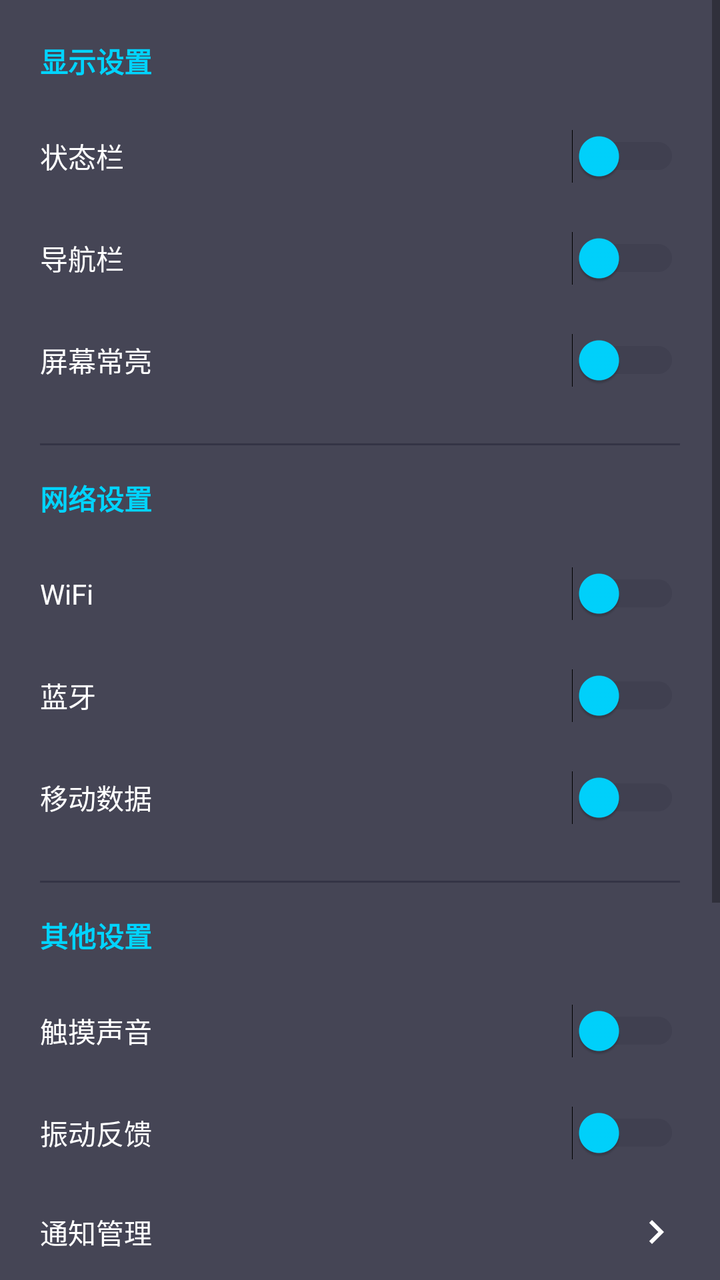
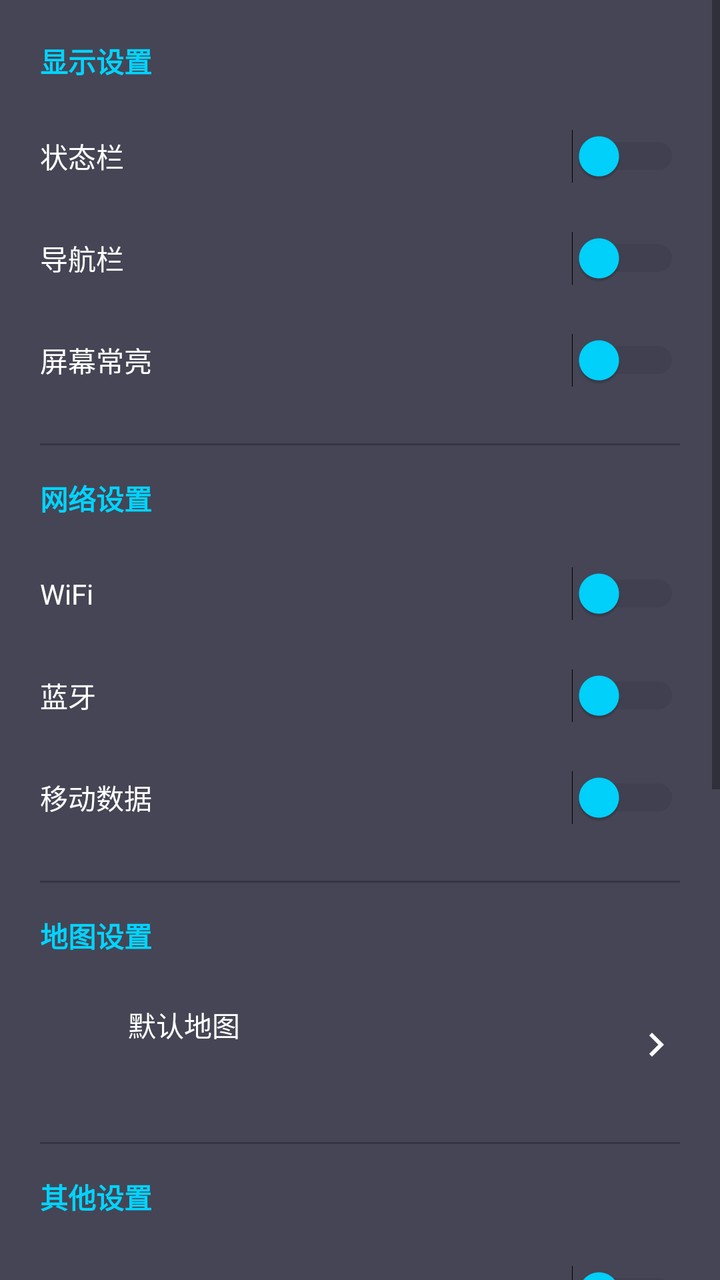

Compare the two renders of this Android layout. The source of the first and the diff that turns it into the second are given below.
<!-- AndroidManifest.xml: application theme Theme.YouthUI -->
<!-- res/layout/fragment_settings_system.xml -->
<?xml version="1.0" encoding="utf-8"?>
<LinearLayout xmlns:android="http://schemas.android.com/apk/res/android"
    android:layout_width="match_parent"
    android:layout_height="match_parent"
    android:orientation="vertical"
    android:background="@color/dark_tech_bg"
    android:padding="0dp">

    <ScrollView
        android:layout_width="match_parent"
        android:layout_height="match_parent"
        android:fillViewport="true">

        <LinearLayout
            android:layout_width="match_parent"
            android:layout_height="wrap_content"
            android:orientation="vertical"
            android:padding="20dp">

            
            <TextView
                android:layout_width="match_parent"
                android:layout_height="wrap_content"
                android:text="显示设置"
                android:textSize="14sp"
                android:textColor="@color/dark_tech_accent"
                android:textStyle="bold"
                android:paddingBottom="12dp" />

            <LinearLayout
                android:layout_width="match_parent"
                android:layout_height="wrap_content"
                android:orientation="horizontal"
                android:gravity="center_vertical"
                android:paddingVertical="12dp">

                <TextView
                    android:layout_width="0dp"
                    android:layout_height="wrap_content"
                    android:layout_weight="1"
                    android:text="状态栏"
                    android:textSize="14sp"
                    android:textColor="@color/dark_tech_text" />

                <Switch
                    android:id="@+id/switch_show_statusbar"
                    android:layout_width="wrap_content"
                    android:layout_height="wrap_content"
                    android:thumbTint="@color/dark_tech_accent"
                    android:trackTint="@color/dark_tech_bg_light" />
            </LinearLayout>

            <LinearLayout
                android:layout_width="match_parent"
                android:layout_height="wrap_content"
                android:orientation="horizontal"
                android:gravity="center_vertical"
                android:paddingVertical="12dp">

                <TextView
                    android:layout_width="0dp"
                    android:layout_height="wrap_content"
                    android:layout_weight="1"
                    android:text="导航栏"
                    android:textSize="14sp"
                    android:textColor="@color/dark_tech_text" />

                <Switch
                    android:id="@+id/switch_show_navbar"
                    android:layout_width="wrap_content"
                    android:layout_height="wrap_content"
                    android:thumbTint="@color/dark_tech_accent"
                    android:trackTint="@color/dark_tech_bg_light" />
            </LinearLayout>

            <LinearLayout
                android:layout_width="match_parent"
                android:layout_height="wrap_content"
                android:orientation="horizontal"
                android:gravity="center_vertical"
                android:paddingVertical="12dp">

                <TextView
                    android:layout_width="0dp"
                    android:layout_height="wrap_content"
                    android:layout_weight="1"
                    android:text="屏幕常亮"
                    android:textSize="14sp"
                    android:textColor="@color/dark_tech_text" />

                <Switch
                    android:id="@+id/switch_keep_screen_on"
                    android:layout_width="wrap_content"
                    android:layout_height="wrap_content"
                    android:thumbTint="@color/dark_tech_accent"
                    android:trackTint="@color/dark_tech_bg_light" />
            </LinearLayout>

            <View
                android:layout_width="match_parent"
                android:layout_height="1dp"
                android:background="@color/dark_tech_bg_light"
                android:layout_marginVertical="16dp" />

            
            <TextView
                android:layout_width="match_parent"
                android:layout_height="wrap_content"
                android:text="网络设置"
                android:textSize="14sp"
                android:textColor="@color/dark_tech_accent"
                android:textStyle="bold"
                android:paddingBottom="12dp" />

            <LinearLayout
                android:layout_width="match_parent"
                android:layout_height="wrap_content"
                android:orientation="horizontal"
                android:gravity="center_vertical"
                android:paddingVertical="12dp">

                <TextView
                    android:layout_width="0dp"
                    android:layout_height="wrap_content"
                    android:layout_weight="1"
                    android:text="WiFi"
                    android:textSize="14sp"
                    android:textColor="@color/dark_tech_text" />

                <Switch
                    android:id="@+id/switch_wifi"
                    android:layout_width="wrap_content"
                    android:layout_height="wrap_content"
                    android:thumbTint="@color/dark_tech_accent"
                    android:trackTint="@color/dark_tech_bg_light" />
            </LinearLayout>

            <LinearLayout
                android:layout_width="match_parent"
                android:layout_height="wrap_content"
                android:orientation="horizontal"
                android:gravity="center_vertical"
                android:paddingVertical="12dp">

                <TextView
                    android:layout_width="0dp"
                    android:layout_height="wrap_content"
                    android:layout_weight="1"
                    android:text="蓝牙"
                    android:textSize="14sp"
                    android:textColor="@color/dark_tech_text" />

                <Switch
                    android:id="@+id/switch_bluetooth"
                    android:layout_width="wrap_content"
                    android:layout_height="wrap_content"
                    android:thumbTint="@color/dark_tech_accent"
                    android:trackTint="@color/dark_tech_bg_light" />
            </LinearLayout>

            <LinearLayout
                android:layout_width="match_parent"
                android:layout_height="wrap_content"
                android:orientation="horizontal"
                android:gravity="center_vertical"
                android:paddingVertical="12dp">

                <TextView
                    android:layout_width="0dp"
                    android:layout_height="wrap_content"
                    android:layout_weight="1"
                    android:text="移动数据"
                    android:textSize="14sp"
                    android:textColor="@color/dark_tech_text" />

                <Switch
                    android:id="@+id/switch_mobile_data"
                    android:layout_width="wrap_content"
                    android:layout_height="wrap_content"
                    android:thumbTint="@color/dark_tech_accent"
                    android:trackTint="@color/dark_tech_bg_light" />
            </LinearLayout>

            <View
                android:layout_width="match_parent"
                android:layout_height="1dp"
                android:background="@color/dark_tech_bg_light"
                android:layout_marginVertical="16dp" />

            
            <TextView
                android:layout_width="match_parent"
                android:layout_height="wrap_content"
                android:text="其他设置"
                android:textSize="14sp"
                android:textColor="@color/dark_tech_accent"
                android:textStyle="bold"
                android:paddingBottom="12dp" />

            <LinearLayout
                android:layout_width="match_parent"
                android:layout_height="wrap_content"
                android:orientation="horizontal"
                android:gravity="center_vertical"
                android:paddingVertical="12dp">

                <TextView
                    android:layout_width="0dp"
                    android:layout_height="wrap_content"
                    android:layout_weight="1"
                    android:text="触摸声音"
                    android:textSize="14sp"
                    android:textColor="@color/dark_tech_text" />

                <Switch
                    android:id="@+id/switch_touch_sound"
                    android:layout_width="wrap_content"
                    android:layout_height="wrap_content"
                    android:thumbTint="@color/dark_tech_accent"
                    android:trackTint="@color/dark_tech_bg_light" />
            </LinearLayout>

            <LinearLayout
                android:layout_width="match_parent"
                android:layout_height="wrap_content"
                android:orientation="horizontal"
                android:gravity="center_vertical"
                android:paddingVertical="12dp">

                <TextView
                    android:layout_width="0dp"
                    android:layout_height="wrap_content"
                    android:layout_weight="1"
                    android:text="振动反馈"
                    android:textSize="14sp"
                    android:textColor="@color/dark_tech_text" />

                <Switch
                    android:id="@+id/switch_vibration"
                    android:layout_width="wrap_content"
                    android:layout_height="wrap_content"
                    android:thumbTint="@color/dark_tech_accent"
                    android:trackTint="@color/dark_tech_bg_light" />
            </LinearLayout>

            <LinearLayout
                android:layout_width="match_parent"
                android:layout_height="wrap_content"
                android:orientation="horizontal"
                android:gravity="center_vertical"
                android:paddingVertical="12dp">

                <TextView
                    android:layout_width="0dp"
                    android:layout_height="wrap_content"
                    android:layout_weight="1"
                    android:text="通知管理"
                    android:textSize="14sp"
                    android:textColor="@color/dark_tech_text" />

                <ImageView
                    android:layout_width="24dp"
                    android:layout_height="24dp"
                    android:src="@drawable/ic_arrow_right_white"
                    android:contentDescription="进入" />
            </LinearLayout>

            <LinearLayout
                android:layout_width="match_parent"
                android:layout_height="wrap_content"
                android:orientation="horizontal"
                android:gravity="center_vertical"
                android:paddingVertical="12dp">

                <TextView
                    android:layout_width="0dp"
                    android:layout_height="wrap_content"
                    android:layout_weight="1"
                    android:text="应用权限"
                    android:textSize="14sp"
                    android:textColor="@color/dark_tech_text" />

                <ImageView
                    android:layout_width="24dp"
                    android:layout_height="24dp"
                    android:src="@drawable/ic_arrow_right_white"
                    android:contentDescription="进入" />
            </LinearLayout>

            <View
                android:layout_width="match_parent"
                android:layout_height="1dp"
                android:background="@color/dark_tech_bg_light"
                android:layout_marginVertical="16dp" />

            
            <TextView
                android:layout_width="match_parent"
                android:layout_height="wrap_content"
                android:text="系统工具"
                android:textSize="14sp"
                android:textColor="@color/dark_tech_accent"
                android:textStyle="bold"
                android:paddingBottom="12dp" />

            <LinearLayout
                android:id="@+id/layout_adb_permission"
                android:layout_width="match_parent"
                android:layout_height="wrap_content"
                android:orientation="horizontal"
                android:gravity="center_vertical"
                android:paddingVertical="12dp"
                android:background="?attr/selectableItemBackground"
                android:clickable="true"
                android:focusable="true">

                <LinearLayout
                    android:layout_width="0dp"
                    android:layout_height="wrap_content"
                    android:layout_weight="1"
                    android:orientation="vertical">

                    <TextView
                        android:layout_width="wrap_content"
                        android:layout_height="wrap_content"
                        android:text="ADB授权"
                        android:textSize="14sp"
                        android:textColor="@color/dark_tech_text" />

                    <TextView
                        android:layout_width="wrap_content"
                        android:layout_height="wrap_content"
                        android:text="通过ADB授予特殊权限"
                        android:textSize="12sp"
                        android:textColor="@color/dark_tech_text_secondary"
                        android:layout_marginTop="4dp" />
                </LinearLayout>

                <ImageView
                    android:layout_width="24dp"
                    android:layout_height="24dp"
                    android:src="@drawable/ic_arrow_right_white"
                    android:contentDescription="进入" />
            </LinearLayout>

            <View
                android:layout_width="match_parent"
                android:layout_height="1dp"
                android:background="@color/dark_tech_bg_light" />

            <LinearLayout
                android:id="@+id/layout_set_home"
                android:layout_width="match_parent"
                android:layout_height="wrap_content"
                android:orientation="horizontal"
                android:gravity="center_vertical"
                android:paddingVertical="12dp"
                android:background="?attr/selectableItemBackground"
                android:clickable="true"
                android:focusable="true">

                <LinearLayout
                    android:layout_width="0dp"
                    android:layout_height="wrap_content"
                    android:layout_weight="1"
                    android:orientation="vertical">

                    <TextView
                        android:layout_width="wrap_content"
                        android:layout_height="wrap_content"
                        android:text="注册为桌面应用"
                        android:textSize="14sp"
                        android:textColor="@color/dark_tech_text" />

                    <TextView
                        android:layout_width="wrap_content"
                        android:layout_height="wrap_content"
                        android:text="将Youth桌面设为默认桌面"
                        android:textSize="12sp"
                        android:textColor="@color/dark_tech_text_secondary"
                        android:layout_marginTop="4dp" />
                </LinearLayout>

                <ImageView
                    android:layout_width="24dp"
                    android:layout_height="24dp"
                    android:src="@drawable/ic_arrow_right_white"
                    android:contentDescription="进入" />
            </LinearLayout>

        </LinearLayout>
    </ScrollView>
</LinearLayout>
<!-- resources referenced by this layout -->
<resources>
  <color name="dark_tech_accent">#00D4FF</color>
  <color name="dark_tech_bg">#CC1A1A2E</color>
  <color name="dark_tech_bg_light">#661A1A2E</color>
  <color name="dark_tech_text">#FFFFFF</color>
  <color name="dark_tech_text_secondary">#B0B0B0</color>
  <!-- drawable ic_arrow_right_white (drawable) -->
  <?xml version="1.0" encoding="utf-8"?>
  <vector xmlns:android="http://schemas.android.com/apk/res/android"
      android:width="24dp"
      android:height="24dp"
      android:viewportWidth="24"
      android:viewportHeight="24">
      <path
          android:fillColor="#FFFFFF"
          android:pathData="M10,6L8.59,7.41 13.17,12l-4.58,4.59L10,18l6,-6z"/>
  </vector>
  <style name="Theme.YouthUI" parent="Theme.MaterialComponents.Light.NoActionBar">
          <item name="colorPrimary">@color/primary</item>
          <item name="colorPrimaryDark">@color/primary_dark</item>
          <item name="colorAccent">@color/accent</item>
          <item name="android:windowBackground">@color/background</item>
          <item name="android:navigationBarColor">@color/transparent</item>
          <item name="android:statusBarColor">@color/transparent</item>
          <item name="android:windowFullscreen">true</item>
          <item name="android:windowLayoutInDisplayCutoutMode">shortEdges</item>
          <item name="android:windowTranslucentNavigation">true</item>
          <item name="android:windowTranslucentStatus">true</item>
      </style>
  <color name="primary">#2196F3</color>
  <color name="primary_dark">#1976D2</color>
  <color name="accent">#FF4081</color>
  <color name="background">#F5F5F5</color>
  <color name="transparent">#00000000</color>
</resources>

<!-- the commit's change to res/layout/fragment_settings_system.xml (unified diff, before → after) -->
@@ -191,6 +191,69 @@
             <TextView
                 android:layout_width="match_parent"
                 android:layout_height="wrap_content"
+                android:text="地图设置"
+                android:textSize="14sp"
+                android:textColor="@color/dark_tech_accent"
+                android:textStyle="bold"
+                android:paddingBottom="12dp" />
+
+            <LinearLayout
+                android:id="@+id/layout_float_map_app"
+                android:layout_width="match_parent"
+                android:layout_height="wrap_content"
+                android:orientation="horizontal"
+                android:gravity="center_vertical"
+                android:paddingVertical="12dp"
+                android:background="?attr/selectableItemBackground"
+                android:clickable="true"
+                android:focusable="true">
+
+                <ImageView
+                    android:id="@+id/img_float_map_icon"
+                    android:layout_width="32dp"
+                    android:layout_height="32dp"
+                    android:layout_marginEnd="12dp"
+                    android:contentDescription="地图图标" />
+
+                <LinearLayout
+                    android:layout_width="0dp"
+                    android:layout_height="wrap_content"
+                    android:layout_weight="1"
+                    android:orientation="vertical">
+
+                    <TextView
+                        android:layout_width="wrap_content"
+                        android:layout_height="wrap_content"
+                        android:text="默认地图"
+                        android:textSize="14sp"
+                        android:textColor="@color/dark_tech_text" />
+
+                    <TextView
+                        android:id="@+id/text_float_map_package"
+                        android:layout_width="wrap_content"
+                        android:layout_height="wrap_content"
+                        android:textSize="12sp"
+                        android:textColor="@color/dark_tech_text_secondary"
+                        android:layout_marginTop="4dp" />
+                </LinearLayout>
+
+                <ImageView
+                    android:layout_width="24dp"
+                    android:layout_height="24dp"
+                    android:src="@drawable/ic_arrow_right_white"
+                    android:contentDescription="进入" />
+            </LinearLayout>
+
+            <View
+                android:layout_width="match_parent"
+                android:layout_height="1dp"
+                android:background="@color/dark_tech_bg_light"
+                android:layout_marginVertical="16dp" />
+
+            
+            <TextView
+                android:layout_width="match_parent"
+                android:layout_height="wrap_content"
                 android:text="其他设置"
                 android:textSize="14sp"
                 android:textColor="@color/dark_tech_accent"
